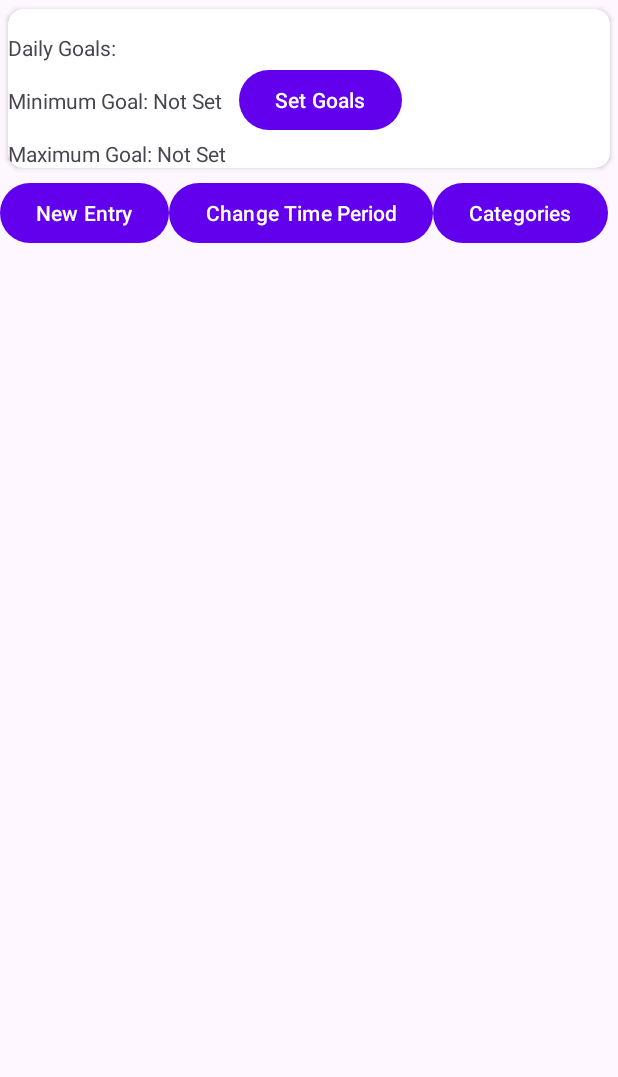
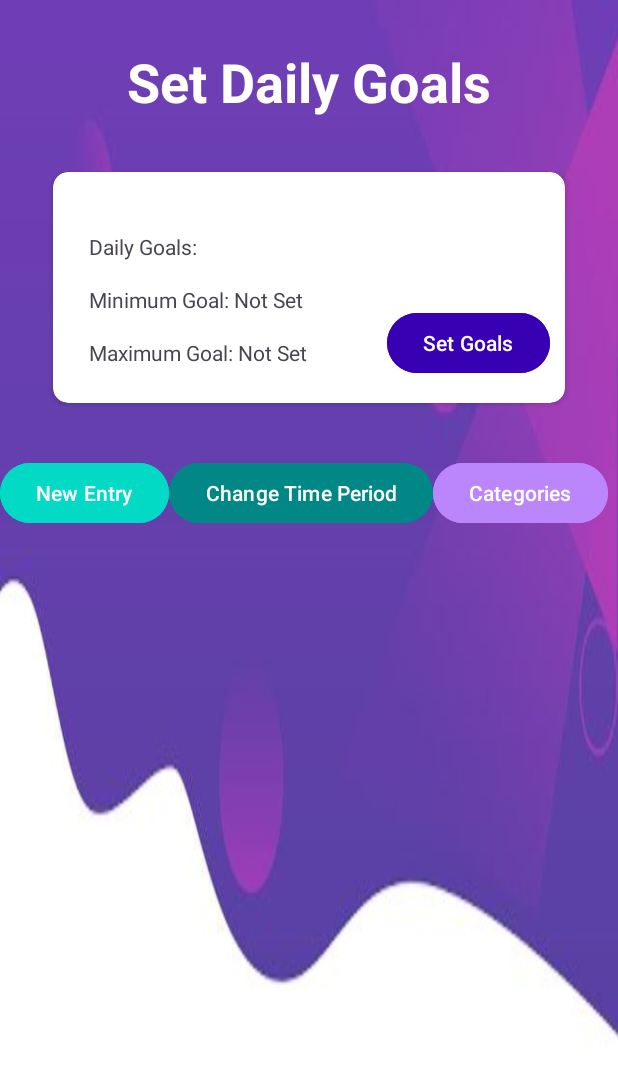
Before and after one commit to ST10083156/OPSC_POE_PART2, an Android app: the TimesheetEntriesListDisplay screen opened directly, with no data from a screen before it, on a phone screen of 412 x 824 dp. Shown: the top 1077 px of the screen. Run offline under Robolectric (Android 15) with nearby library versions, the phone set to English and light mode, and no system bars; our stand-ins replace Picasso.

Commit message:
Updated UI Screens

```diff
--- a/app/src/main/res/layout/activity_timesheet_entries_list_display.xml
+++ b/app/src/main/res/layout/activity_timesheet_entries_list_display.xml
@@ -6,7 +6,19 @@
     android:layout_width="match_parent"
     android:layout_height="match_parent"
     tools:context=".TimesheetEntriesListDisplay"
-    android:orientation="vertical">
+    android:orientation="vertical"
+    android:gravity="center"
+    android:background="@drawable/profile">
+
+    <TextView
+        android:layout_width="match_parent"
+        android:layout_height="wrap_content"
+        android:text="Set Daily Goals"
+        android:textAlignment="center"
+        android:textColor="@color/white"
+        android:textSize="36sp"
+        android:textStyle="bold"
+        android:layout_marginTop="30dp"/>
 
     <androidx.cardview.widget.CardView
         android:id="@+id/dailyGoalCard"
@@ -14,12 +26,16 @@
         android:layout_height="wrap_content"
         app:cardCornerRadius="10dp"
         android:elevation="25dp"
-        app:cardUseCompatPadding="true">
+        app:cardUseCompatPadding="true"
+        android:layout_margin="30dp">
+
         <LinearLayout
             android:id="@+id/cardViewLayout"
             android:layout_width="wrap_content"
             android:layout_height="match_parent"
-            android:orientation="vertical">
+            android:orientation="vertical"
+            android:padding="24dp">
+
             <TextView
                 android:id="@+id/textViewDailyGoal"
                 android:layout_width="wrap_content"
@@ -47,10 +63,11 @@
             android:id="@+id/buttonSetGoal"
             android:layout_width="wrap_content"
             android:layout_height="wrap_content"
-            android:layout_gravity="center"
-            android:layout_marginStart="8dp"
-            android:layout_marginTop="8dp"
-            android:text="Set Goals" />
+            android:layout_gravity="right"
+            android:layout_marginTop="90dp"
+            android:text="Set Goals"
+            android:layout_marginRight="10dp"
+            android:backgroundTint="@color/purple_700"/>
     </androidx.cardview.widget.CardView>
     <LinearLayout
         android:id="@+id/btnLayout"
@@ -61,17 +78,20 @@
             android:id="@+id/newEntryBtn"
             android:layout_width="wrap_content"
             android:layout_height="wrap_content"
-            android:text="New Entry"/>
+            android:text="New Entry"
+            android:backgroundTint="@color/teal_200"/>
         <Button
             android:id="@+id/changePeriodBtn"
             android:layout_width="wrap_content"
             android:layout_height="wrap_content"
-            android:text="Change Time Period"/>
+            android:text="Change Time Period"
+            android:backgroundTint="@color/teal_700"/>
         <Button
             android:id="@+id/categoriesDisplayBtn"
             android:layout_width="wrap_content"
             android:layout_height="wrap_content"
-            android:text="Categories"/>
+            android:text="Categories"
+            android:backgroundTint="@color/purple_200"/>
     </LinearLayout>
 
 
@@ -79,6 +99,11 @@
         android:id="@+id/entriesRecyclerView"
         android:layout_height="match_parent"
         android:layout_width="match_parent"
+        android:layout_marginTop="10dp"
+        android:layout_marginRight="10dp"
+        android:layout_marginLeft="10dp"
+        android:layout_marginBottom="10dp"
+        android:padding="10dp"
         />
 
 
```
